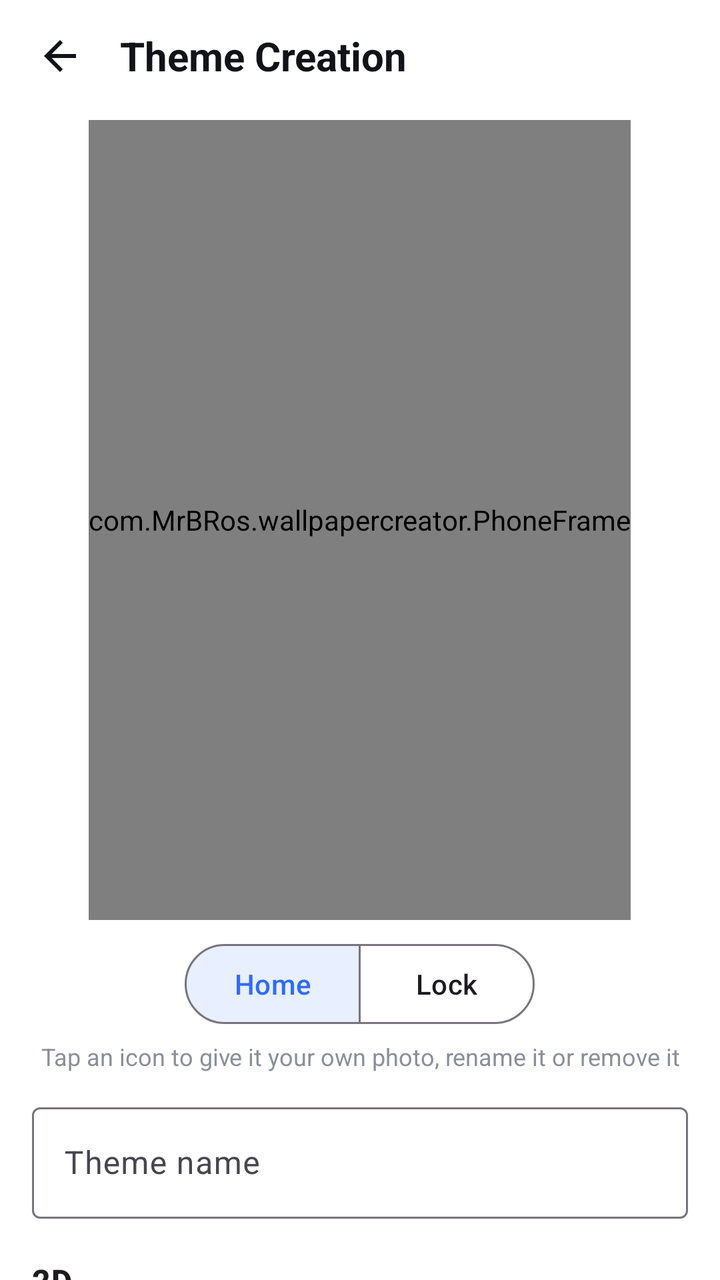
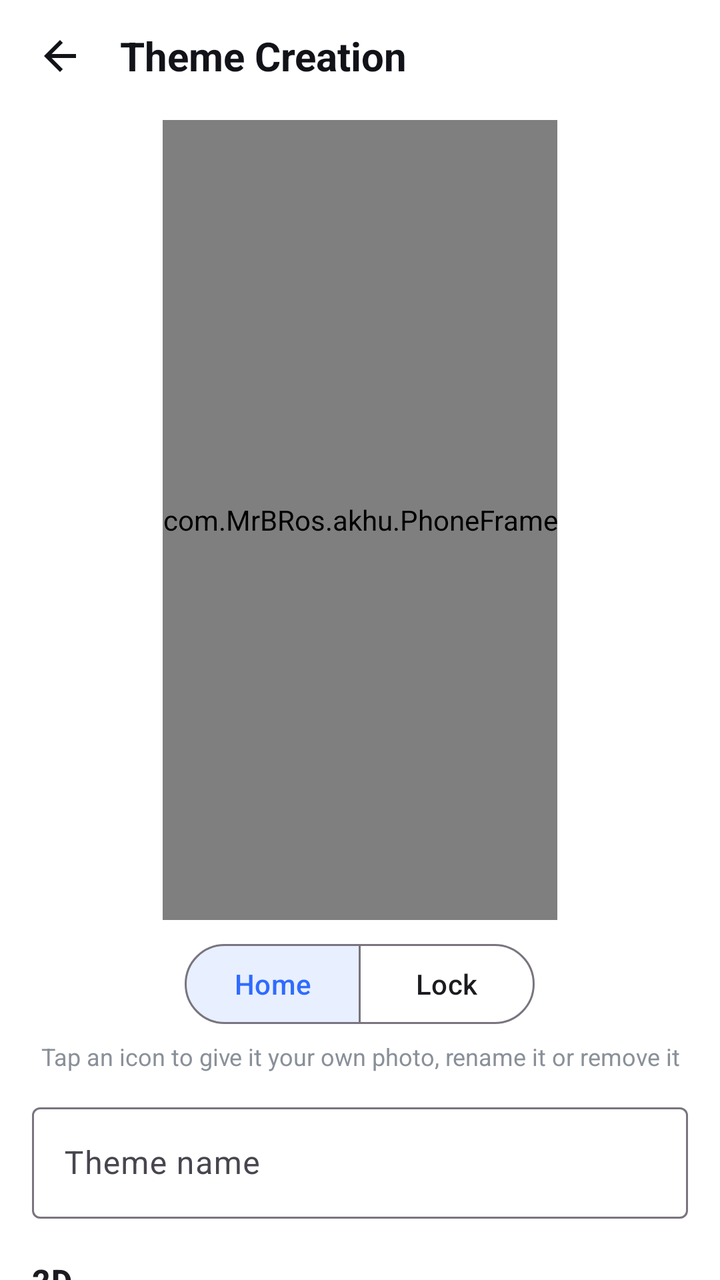

Before-and-after screenshots of an Android layout around one commit, followed by the original layout XML and the change that was made.
<!-- AndroidManifest.xml: activity theme Theme.WallpaperCreator.NoActionBar -->
<!-- res/layout/activity_theme_editor.xml -->
<?xml version="1.0" encoding="utf-8"?>
<LinearLayout xmlns:android="http://schemas.android.com/apk/res/android"
    xmlns:app="http://schemas.android.com/apk/res-auto"
    android:layout_width="match_parent"
    android:layout_height="match_parent"
    android:background="@color/surface"
    android:orientation="vertical">

    <LinearLayout
        android:layout_width="match_parent"
        android:layout_height="56dp"
        android:gravity="center_vertical"
        android:paddingHorizontal="8dp">

        <ImageButton
            android:id="@+id/btnBack"
            android:layout_width="44dp"
            android:layout_height="44dp"
            android:background="?attr/selectableItemBackgroundBorderless"
            android:contentDescription="@string/back"
            android:src="@drawable/ic_arrow_back"
            app:tint="@color/text_primary" />

        <TextView
            android:layout_width="0dp"
            android:layout_height="wrap_content"
            android:layout_marginStart="8dp"
            android:layout_weight="1"
            android:text="@string/theme_creation"
            android:textColor="@color/text_primary"
            android:textSize="20sp"
            android:textStyle="bold" />
    </LinearLayout>

    <androidx.core.widget.NestedScrollView
        android:layout_width="match_parent"
        android:layout_height="0dp"
        android:layout_weight="1">

        <LinearLayout
            android:layout_width="match_parent"
            android:layout_height="wrap_content"
            android:orientation="vertical"
            android:paddingHorizontal="16dp"
            android:paddingBottom="24dp">

            
            <com.MrBRos.wallpapercreator.PhoneFrame
                android:layout_width="wrap_content"
                android:layout_height="400dp"
                android:layout_gravity="center_horizontal"
                android:layout_marginTop="4dp">

                <com.google.android.material.card.MaterialCardView
                    android:layout_width="match_parent"
                    android:layout_height="match_parent"
                    app:cardBackgroundColor="#FF111111"
                    app:cardCornerRadius="26dp"
                    app:cardElevation="4dp"
                    app:contentPadding="4dp"
                    app:strokeWidth="0dp">

                    <com.google.android.material.card.MaterialCardView
                        android:layout_width="match_parent"
                        android:layout_height="match_parent"
                        app:cardCornerRadius="22dp"
                        app:cardElevation="0dp"
                        app:strokeWidth="0dp">

                        <com.MrBRos.wallpapercreator.HomeMockView
                            android:id="@+id/mock"
                            android:layout_width="match_parent"
                            android:layout_height="match_parent" />
                    </com.google.android.material.card.MaterialCardView>
                </com.google.android.material.card.MaterialCardView>
            </com.MrBRos.wallpapercreator.PhoneFrame>

            <com.google.android.material.button.MaterialButtonToggleGroup
                android:id="@+id/screenToggle"
                android:layout_width="wrap_content"
                android:layout_height="wrap_content"
                android:layout_gravity="center_horizontal"
                android:layout_marginTop="8dp"
                app:checkedButton="@id/btnHome"
                app:selectionRequired="true"
                app:singleSelection="true">

                <com.google.android.material.button.MaterialButton
                    android:id="@+id/btnHome"
                    style="@style/Widget.Material3.Button.OutlinedButton"
                    android:layout_width="wrap_content"
                    android:layout_height="wrap_content"
                    android:text="@string/theme_home" />

                <com.google.android.material.button.MaterialButton
                    android:id="@+id/btnLock"
                    style="@style/Widget.Material3.Button.OutlinedButton"
                    android:layout_width="wrap_content"
                    android:layout_height="wrap_content"
                    android:text="@string/theme_lock" />
            </com.google.android.material.button.MaterialButtonToggleGroup>

            <TextView
                android:layout_width="match_parent"
                android:layout_height="wrap_content"
                android:layout_marginTop="4dp"
                android:gravity="center"
                android:text="@string/tap_icon_hint"
                android:textColor="@color/text_secondary"
                android:textSize="12sp" />

            <com.google.android.material.textfield.TextInputLayout
                android:layout_width="match_parent"
                android:layout_height="wrap_content"
                android:layout_marginTop="12dp"
                android:hint="@string/theme_name">

                <com.google.android.material.textfield.TextInputEditText
                    android:id="@+id/nameInput"
                    android:layout_width="match_parent"
                    android:layout_height="wrap_content"
                    android:inputType="textCapWords"
                    android:maxLength="40"
                    android:maxLines="1" />
            </com.google.android.material.textfield.TextInputLayout>

            <TextView
                style="@style/SectionHeader"
                android:text="@string/wallpaper_header" />

            <LinearLayout style="@style/ButtonRow">

                <com.google.android.material.button.MaterialButton
                    android:id="@+id/btnWpGallery"
                    style="@style/RowButton.Tonal"
                    android:text="@string/from_gallery" />

                
                <com.google.android.material.button.MaterialButton
                    android:id="@+id/btnSave"
                    style="@style/RowButton"
                    android:text="@string/save"
                    app:backgroundTint="@color/brand_primary" />
            </LinearLayout>

            
            <LinearLayout
                android:layout_width="match_parent"
                android:layout_height="wrap_content"
                android:layout_marginTop="16dp"
                android:baselineAligned="false"
                android:orientation="horizontal">

                <com.google.android.material.textfield.TextInputLayout
                    style="@style/Widget.Material3.TextInputLayout.OutlinedBox.ExposedDropdownMenu"
                    android:layout_width="0dp"
                    android:layout_height="wrap_content"
                    android:layout_marginEnd="6dp"
                    android:layout_weight="1"
                    android:hint="@string/icon_style">

                    <com.google.android.material.textfield.MaterialAutoCompleteTextView
                        android:id="@+id/styleDropdown"
                        android:layout_width="match_parent"
                        android:layout_height="wrap_content"
                        android:inputType="none" />
                </com.google.android.material.textfield.TextInputLayout>

                <com.google.android.material.textfield.TextInputLayout
                    style="@style/Widget.Material3.TextInputLayout.OutlinedBox.ExposedDropdownMenu"
                    android:layout_width="0dp"
                    android:layout_height="wrap_content"
                    android:layout_marginStart="6dp"
                    android:layout_weight="1"
                    android:hint="@string/icon_shape">

                    <com.google.android.material.textfield.MaterialAutoCompleteTextView
                        android:id="@+id/shapeDropdown"
                        android:layout_width="match_parent"
                        android:layout_height="wrap_content"
                        android:inputType="none" />
                </com.google.android.material.textfield.TextInputLayout>
            </LinearLayout>

            <TextView
                android:id="@+id/bgHeader"
                style="@style/SectionHeader"
                android:text="@string/icon_colour" />

            <HorizontalScrollView
                android:id="@+id/bgScroll"
                android:layout_width="match_parent"
                android:layout_height="wrap_content"
                android:scrollbars="none">

                <LinearLayout
                    android:id="@+id/bgSwatches"
                    android:layout_width="wrap_content"
                    android:layout_height="wrap_content"
                    android:orientation="horizontal" />
            </HorizontalScrollView>

            <TextView
                android:id="@+id/glyphHeader"
                style="@style/SectionHeader"
                android:text="@string/symbol_colour" />

            <HorizontalScrollView
                android:id="@+id/glyphScroll"
                android:layout_width="match_parent"
                android:layout_height="wrap_content"
                android:scrollbars="none">

                <LinearLayout
                    android:id="@+id/glyphSwatches"
                    android:layout_width="wrap_content"
                    android:layout_height="wrap_content"
                    android:orientation="horizontal" />
            </HorizontalScrollView>

            
            <TextView
                style="@style/SectionHeader"
                android:text="@string/icon_images" />

            <TextView
                android:layout_width="match_parent"
                android:layout_height="wrap_content"
                android:layout_marginBottom="8dp"
                android:text="@string/icon_images_hint"
                android:textColor="@color/text_secondary"
                android:textSize="12sp" />

            <HorizontalScrollView
                android:layout_width="match_parent"
                android:layout_height="wrap_content"
                android:scrollbars="none">

                <LinearLayout
                    android:id="@+id/iconImageRow"
                    android:layout_width="wrap_content"
                    android:layout_height="wrap_content"
                    android:orientation="horizontal" />
            </HorizontalScrollView>

            <TextView
                android:id="@+id/appsHeader"
                style="@style/SectionHeader"
                android:text="@string/apps_header" />

            <com.google.android.material.button.MaterialButton
                android:id="@+id/btnApps"
                style="@style/Widget.Material3.Button.OutlinedButton"
                android:layout_width="match_parent"
                android:layout_height="52dp"
                android:text="@string/choose_apps"
                app:cornerRadius="26dp" />
        </LinearLayout>
    </androidx.core.widget.NestedScrollView>
</LinearLayout>
<!-- resources referenced by this layout -->
<resources>
  <color name="brand_primary">#2F6BFF</color>
  <color name="surface">#FFFFFF</color>
  <color name="text_primary">#111318</color>
  <color name="text_secondary">#8A9099</color>
  <!-- drawable ic_arrow_back (drawable) -->
  <vector xmlns:android="http://schemas.android.com/apk/res/android"
      android:width="24dp"
      android:height="24dp"
      android:autoMirrored="true"
      android:viewportWidth="24"
      android:viewportHeight="24">
      <path
          android:fillColor="#FF000000"
          android:pathData="M20,11H7.83l5.59,-5.59L12,4l-8,8 8,8 1.41,-1.41L7.83,13H20v-2z" />
  </vector>
  <string name="apps_header">Apps</string>
  <string name="back">Back</string>
  <string name="choose_apps">Choose apps</string>
  <string name="from_gallery">From gallery</string>
  <string name="icon_colour">Icon colour</string>
  <string name="icon_images">Icon images</string>
  <string name="icon_images_hint">Tap an app to upload an image for its icon</string>
  <string name="icon_shape">Icon shape</string>
  <string name="icon_style">Icon style</string>
  <string name="save">Save</string>
  <string name="symbol_colour">Symbol colour</string>
  <string name="tap_icon_hint">Tap an icon to give it your own photo, rename it or remove it</string>
  <string name="theme_creation">Theme Creation</string>
  <string name="theme_home">Home</string>
  <string name="theme_lock">Lock</string>
  <string name="theme_name">Theme name</string>
  <string name="wallpaper_header">2D</string>
  <style name="ButtonRow">
          <item name="android:layout_width">match_parent</item>
          <item name="android:layout_height">wrap_content</item>
          <item name="android:layout_marginTop">8dp</item>
          <item name="android:orientation">horizontal</item>
      </style>
  <style name="RowButton" parent="Widget.Material3.Button">
          <item name="android:layout_width">0dp</item>
          <item name="android:layout_height">wrap_content</item>
          <item name="android:layout_weight">1</item>
          <item name="android:layout_marginHorizontal">4dp</item>
      </style>
  <style name="RowButton.Tonal" parent="Widget.Material3.Button.TonalButton">
          <item name="android:layout_width">0dp</item>
          <item name="android:layout_height">wrap_content</item>
          <item name="android:layout_weight">1</item>
          <item name="android:layout_marginHorizontal">4dp</item>
      </style>
  <style name="SectionHeader">
          <item name="android:layout_width">match_parent</item>
          <item name="android:layout_height">wrap_content</item>
          <item name="android:layout_marginTop">20dp</item>
          <item name="android:layout_marginBottom">6dp</item>
          <item name="android:textAppearance">?attr/textAppearanceTitleMedium</item>
          <item name="android:textStyle">bold</item>
      </style>
  <style name="Theme.WallpaperCreator.NoActionBar">
          <item name="windowActionBar">false</item>
          <item name="windowNoTitle">true</item>
      </style>
</resources>

<!-- the commit's change to res/layout/activity_theme_editor.xml (unified diff, before → after) -->
@@ -45,7 +45,7 @@
             android:paddingBottom="24dp">
 
             
-            <com.MrBRos.wallpapercreator.PhoneFrame
+            <com.MrBRos.akhu.PhoneFrame
                 android:layout_width="wrap_content"
                 android:layout_height="400dp"
                 android:layout_gravity="center_horizontal"
@@ -67,13 +67,13 @@
                         app:cardElevation="0dp"
                         app:strokeWidth="0dp">
 
-                        <com.MrBRos.wallpapercreator.HomeMockView
+                        <com.MrBRos.akhu.HomeMockView
                             android:id="@+id/mock"
                             android:layout_width="match_parent"
                             android:layout_height="match_parent" />
                     </com.google.android.material.card.MaterialCardView>
                 </com.google.android.material.card.MaterialCardView>
-            </com.MrBRos.wallpapercreator.PhoneFrame>
+            </com.MrBRos.akhu.PhoneFrame>
 
             <com.google.android.material.button.MaterialButtonToggleGroup
                 android:id="@+id/screenToggle"
